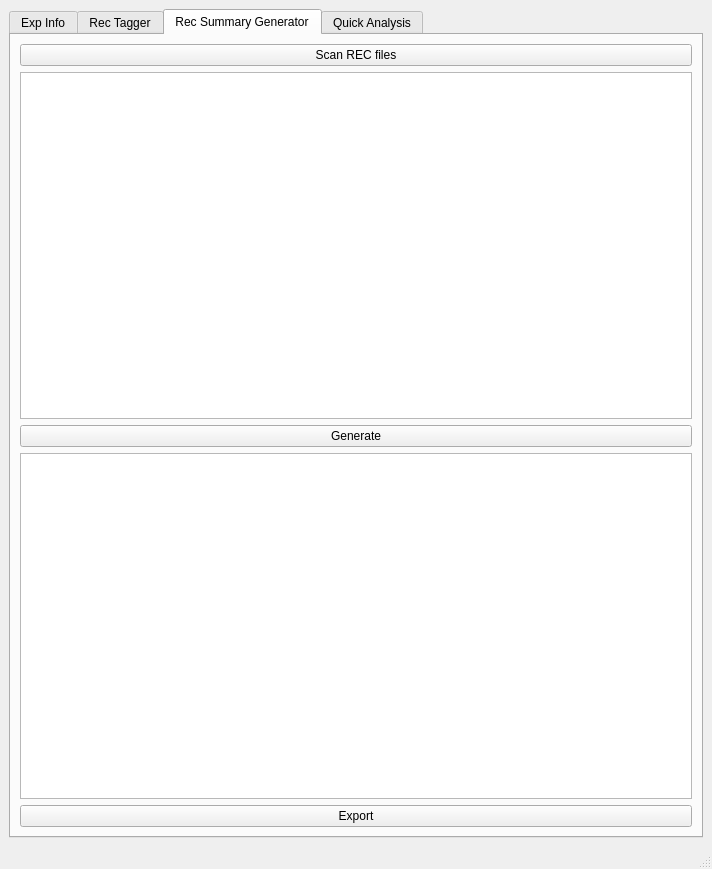
This is ui/metadata_generator.ui in kang62489/PG_003 as Qt 5 draws it before an edit. The edited form follows.
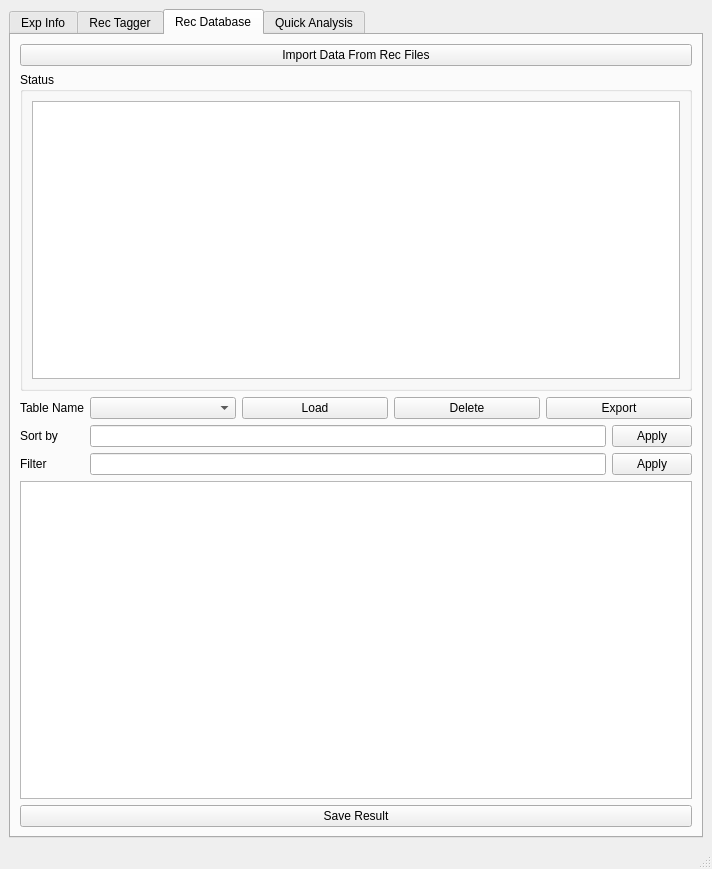
This is the edited form. The open tabs and pages were chosen to show the change.

Commit message: complete part of Rec Database pannel, left Export, Apply Sort, Apply Filter, and Save Result

What changed in the file:
```diff
--- a/ui/metadata_generator.ui
+++ b/ui/metadata_generator.ui
@@ -951,33 +951,116 @@
       </widget>
       <widget class="QWidget" name="tab_RecSumGen">
        <attribute name="title">
-        <string>Rec Summary Generator</string>
+        <string>Rec Database</string>
        </attribute>
        <layout class="QVBoxLayout" name="verticalLayout_21">
         <item>
          <widget class="QPushButton" name="pushButton_5">
           <property name="text">
-           <string>Scan REC files</string>
+           <string>Import Data From Rec Files</string>
           </property>
          </widget>
         </item>
         <item>
-         <widget class="QListView" name="listView_2"/>
-        </item>
-        <item>
-         <widget class="QPushButton" name="pushButton_6">
-          <property name="text">
-           <string>Generate</string>
+         <widget class="QGroupBox" name="groupBox_recDB_status">
+          <property name="title">
+           <string>Status</string>
           </property>
+          <layout class="QVBoxLayout" name="verticalLayout_6">
+           <item>
+            <widget class="QTextBrowser" name="textBrowser_recDB"/>
+           </item>
+          </layout>
          </widget>
         </item>
         <item>
-         <widget class="QTableView" name="tableView"/>
+         <layout class="QFormLayout" name="formLayout">
+          <item row="0" column="0">
+           <widget class="QLabel" name="label_25">
+            <property name="text">
+             <string>Table Name</string>
+            </property>
+           </widget>
+          </item>
+          <item row="1" column="0">
+           <widget class="QLabel" name="label_27">
+            <property name="text">
+             <string>Sort by</string>
+            </property>
+           </widget>
+          </item>
+          <item row="2" column="0">
+           <widget class="QLabel" name="label_28">
+            <property name="text">
+             <string>Filter</string>
+            </property>
+           </widget>
+          </item>
+          <item row="0" column="1">
+           <layout class="QHBoxLayout" name="horizontalLayout_10">
+            <item>
+             <widget class="QComboBox" name="comboBox_tableOfRecDB"/>
+            </item>
+            <item>
+             <widget class="QPushButton" name="btn_loadRecDB">
+              <property name="text">
+               <string>Load</string>
+              </property>
+             </widget>
+            </item>
+            <item>
+             <widget class="QPushButton" name="btn_deleteTable">
+              <property name="text">
+               <string>Delete</string>
+              </property>
+             </widget>
+            </item>
+            <item>
+             <widget class="QPushButton" name="btn_exportSummary">
+              <property name="text">
+               <string>Export</string>
+              </property>
+             </widget>
+            </item>
+           </layout>
+          </item>
+          <item row="1" column="1">
+           <layout class="QHBoxLayout" name="horizontalLayout_14">
+            <item>
+             <widget class="QLineEdit" name="lineEdit_sort"/>
+            </item>
+            <item>
+             <widget class="QPushButton" name="btn_applySort">
+              <property name="text">
+               <string>Apply</string>
+              </property>
+             </widget>
+            </item>
+           </layout>
+          </item>
+          <item row="2" column="1">
+           <layout class="QHBoxLayout" name="horizontalLayout_24">
+            <item>
+             <widget class="QLineEdit" name="lineEdit_Filter"/>
+            </item>
+            <item>
+             <widget class="QPushButton" name="btn_applyFilter">
+              <property name="text">
+               <string>Apply</string>
+              </property>
+             </widget>
+            </item>
+           </layout>
+          </item>
+         </layout>
         </item>
         <item>
-         <widget class="QPushButton" name="pushButton_7">
+         <widget class="QTableView" name="tableView_recDB"/>
+        </item>
+        <item>
+         <widget class="QPushButton" name="btn_saveResult">
           <property name="text">
-           <string>Export</string>
+           <string>Save Result</string>
           </property>
          </widget>
         </item>
```
Left out of the diff: 29 changed lines with no effect on the pictures. The commit also changes 11 other files.
